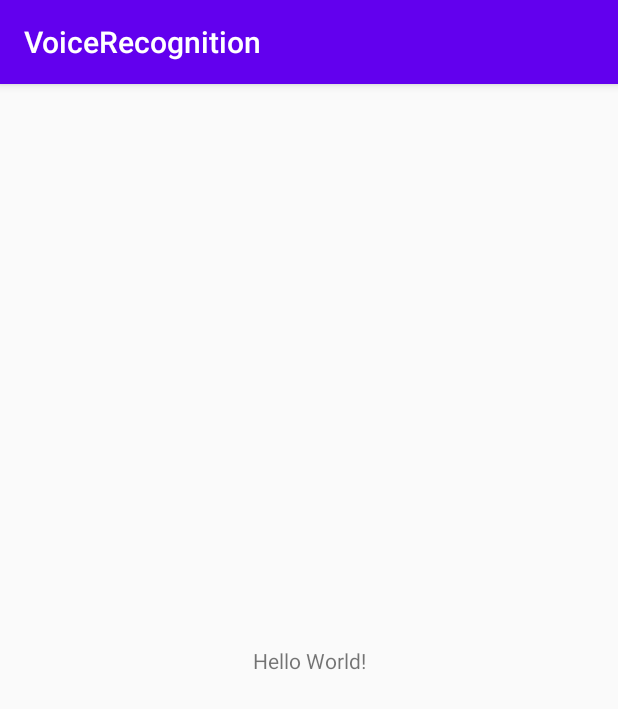
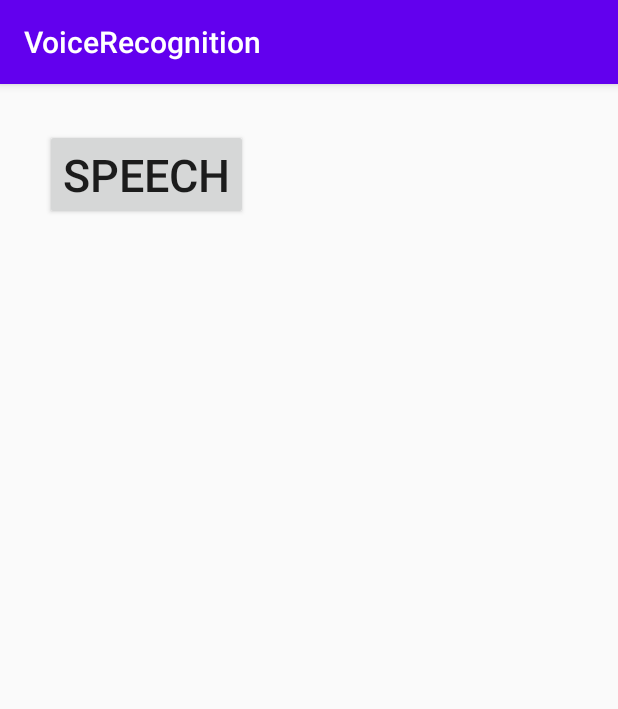
Before and after one commit to naoele/VoiceRecognition, an Android app: the screen it shows after launch (MainActivity), on a phone screen of 412 x 824 dp. Shown: the top 709 px of the screen. Run offline under Robolectric (Android 15) with nearby library versions, the phone set to English and light mode, and no system bars.

Commit message:
[update] 音声認識 追加

```diff
--- a/app/src/main/res/layout/activity_main.xml
+++ b/app/src/main/res/layout/activity_main.xml
@@ -1,5 +1,5 @@
 <?xml version="1.0" encoding="utf-8"?>
-<androidx.constraintlayout.widget.ConstraintLayout xmlns:android="http://schemas.android.com/apk/res/android"
+<LinearLayout xmlns:android="http://schemas.android.com/apk/res/android"
     xmlns:app="http://schemas.android.com/apk/res-auto"
     xmlns:tools="http://schemas.android.com/tools"
     android:layout_width="match_parent"
@@ -7,12 +7,18 @@
     tools:context=".MainActivity">
 
     <TextView
+        android:id="@+id/txv_display"
+        android:text=""
+        android:textSize="30sp"
         android:layout_width="wrap_content"
-        android:layout_height="wrap_content"
-        android:text="Hello World!"
-        app:layout_constraintBottom_toBottomOf="parent"
-        app:layout_constraintLeft_toLeftOf="parent"
-        app:layout_constraintRight_toRightOf="parent"
-        app:layout_constraintTop_toTopOf="parent" />
+        android:layout_height="wrap_content" />
 
-</androidx.constraintlayout.widget.ConstraintLayout>
+    <Button
+        android:id="@+id/btn_start"
+        android:text="SPEECH"
+        android:layout_margin="30dp"
+        android:textSize="30sp"
+        android:layout_width="wrap_content"
+        android:layout_height="wrap_content" />
+
+</LinearLayout>
```
Also changed, not shown: app/src/main/java/com/naoele/voicerecognition/MainActivity.java (+87 -0 lines).
